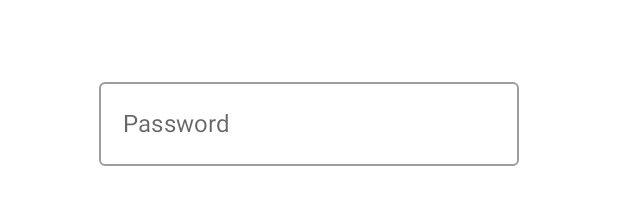
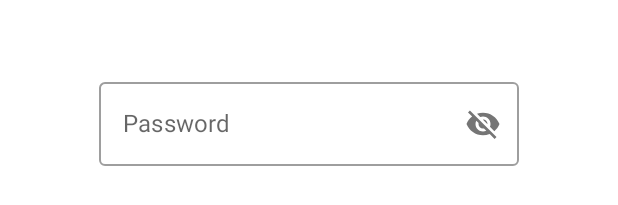
Before and after one commit to RujiraKongsomran/JC_PasswordTextField, an Android app built with Jetpack Compose: the @Preview function DefaultPreview, on a phone screen of 412 x 824 dp. Shown: the part 500-705 px from the top of the screen. Run offline under Robolectric (Android 15) with nearby library versions, the phone set to English and light mode, and no system bars.

Commit message:
Password visibility icon

```diff
--- a/app/src/main/java/com/rujirakongsomran/jc_passwordtextfield/MainActivity.kt
+++ b/app/src/main/java/com/rujirakongsomran/jc_passwordtextfield/MainActivity.kt
@@ -6,18 +6,13 @@ import androidx.activity.compose.setContent
 import androidx.compose.foundation.layout.Arrangement
 import androidx.compose.foundation.layout.Column
 import androidx.compose.foundation.layout.fillMaxSize
-import androidx.compose.material.MaterialTheme
-import androidx.compose.material.OutlinedTextField
-import androidx.compose.material.Surface
-import androidx.compose.material.Text
-import androidx.compose.runtime.Composable
-import androidx.compose.runtime.mutableStateOf
+import androidx.compose.material.*
+import androidx.compose.runtime.*
 import androidx.compose.runtime.saveable.rememberSaveable
 import androidx.compose.ui.Alignment
 import androidx.compose.ui.Modifier
 import androidx.compose.ui.tooling.preview.Preview
-import androidx.compose.runtime.getValue
-import androidx.compose.runtime.setValue
+import androidx.compose.ui.res.painterResource
 import com.rujirakongsomran.jc_passwordtextfield.ui.theme.JC_PasswordTextFieldTheme
 
 class MainActivity : ComponentActivity() {
@@ -43,13 +38,30 @@ fun Greeting() {
         verticalArrangement = Arrangement.Center
     ) {
         var password by rememberSaveable { mutableStateOf("") }
+        var passwordVisibility by remember { mutableStateOf(false) }
+
+        val icon = if (passwordVisibility)
+            painterResource(id = R.drawable.design_ic_visibility)
+        else
+            painterResource(id = R.drawable.design_ic_visibility_off)
+
         OutlinedTextField(
             value = password,
             onValueChange = {
                 password = it
             },
             placeholder = { Text(text = "Password") },
-            label = { Text(text = "Password")}
+            label = { Text(text = "Password") },
+            trailingIcon = {
+                IconButton(onClick = {
+                    passwordVisibility = !passwordVisibility
+                }) {
+                    Icon(
+                        painter = icon,
+                        contentDescription = "Visibility Icon"
+                    )
+                }
+            }
         )
     }
 }
```
